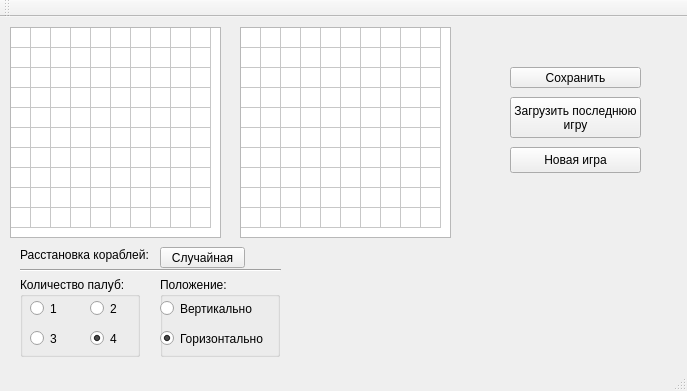
First picture: the form in mainwindow.ui, repository a-integral/sea_battle, before the edit.
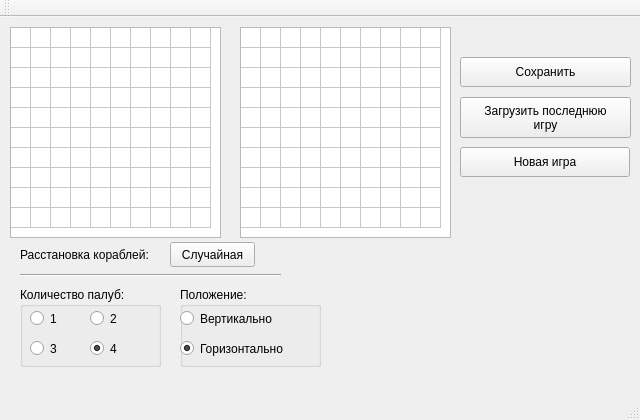
Second picture: the form after the edit.

Diff of the .ui file:
```diff
--- a/mainwindow.ui
+++ b/mainwindow.ui
@@ -6,8 +6,8 @@
    <rect>
     <x>0</x>
     <y>0</y>
-    <width>687</width>
-    <height>391</height>
+    <width>640</width>
+    <height>420</height>
    </rect>
   </property>
   <property name="windowTitle">
@@ -168,7 +168,7 @@
     <property name="geometry">
      <rect>
       <x>20</x>
-      <y>245</y>
+      <y>250</y>
       <width>261</width>
       <height>16</height>
      </rect>
@@ -200,8 +200,8 @@
     <property name="geometry">
      <rect>
       <x>20</x>
-      <y>260</y>
-      <width>120</width>
+      <y>270</y>
+      <width>141</width>
       <height>80</height>
      </rect>
     </property>
@@ -277,9 +277,9 @@
    <widget class="QGroupBox" name="gui_shippos">
     <property name="geometry">
      <rect>
-      <x>160</x>
-      <y>260</y>
-      <width>120</width>
+      <x>180</x>
+      <y>270</y>
+      <width>141</width>
       <height>80</height>
      </rect>
     </property>
@@ -319,10 +319,10 @@
    <widget class="QPushButton" name="randomput">
     <property name="geometry">
      <rect>
-      <x>160</x>
-      <y>230</y>
+      <x>170</x>
+      <y>225</y>
       <width>85</width>
-      <height>21</height>
+      <height>25</height>
      </rect>
     </property>
     <property name="text">
@@ -332,10 +332,10 @@
    <widget class="QPushButton" name="savebutton">
     <property name="geometry">
      <rect>
-      <x>510</x>
-      <y>50</y>
-      <width>131</width>
-      <height>21</height>
+      <x>460</x>
+      <y>40</y>
+      <width>171</width>
+      <height>30</height>
      </rect>
     </property>
     <property name="text">
@@ -345,10 +345,10 @@
    <widget class="QPushButton" name="newgamebutton">
     <property name="geometry">
      <rect>
-      <x>510</x>
+      <x>460</x>
       <y>130</y>
-      <width>131</width>
-      <height>26</height>
+      <width>170</width>
+      <height>30</height>
      </rect>
     </property>
     <property name="text">
@@ -358,9 +358,9 @@
    <widget class="QPushButton" name="loadbutton">
     <property name="geometry">
      <rect>
-      <x>510</x>
+      <x>460</x>
       <y>80</y>
-      <width>131</width>
+      <width>171</width>
       <height>41</height>
      </rect>
     </property>
```
Left out of the diff: 14 changed lines with no effect on the pictures.
